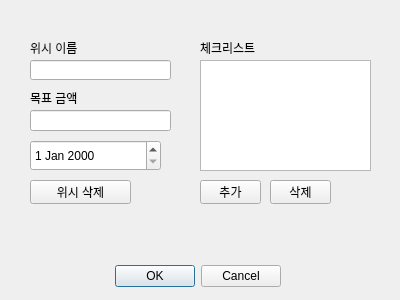
Old version of the form wishdialog.ui in the repository kangday0705-alt/wishlist.
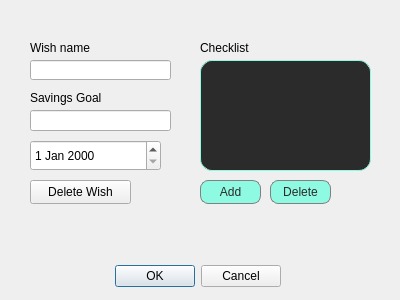
New version of the form.

Commit message: add history dialog and improve wish list UI

```diff
--- a/wishdialog.ui
+++ b/wishdialog.ui
@@ -48,6 +48,24 @@
      <height>111</height>
     </rect>
    </property>
+   <property name="styleSheet">
+    <string notr="true">QListWidget {
+    background-color: #2B2B2B;
+    border: 1px solid #8EFAE1;
+    border-radius: 12px;
+    padding: 6px;
+}
+
+QListWidget::item {
+    padding: 4px;
+    border: none;
+}
+
+QListWidget::item:selected {
+    background-color: #3A514B;
+    border-radius: 6px;
+}</string>
+   </property>
   </widget>
   <widget class="QLineEdit" name="balanceEdit">
    <property name="geometry">
@@ -81,8 +99,14 @@
      <height>24</height>
     </rect>
    </property>
+   <property name="styleSheet">
+    <string notr="true">border: 1px solid gray;
+border-radius: 8px;
+background-color: #8EFAE1;
+color: #2B2B2B;</string>
+   </property>
    <property name="text">
-    <string>추가</string>
+    <string>Add</string>
    </property>
   </widget>
   <widget class="QPushButton" name="btndelete">
@@ -94,8 +118,14 @@
      <height>24</height>
     </rect>
    </property>
+   <property name="styleSheet">
+    <string notr="true">border: 1px solid gray;
+border-radius: 8px;
+background-color: #8EFAE1;
+color: #2B2B2B;</string>
+   </property>
    <property name="text">
-    <string>삭제</string>
+    <string>Delete</string>
    </property>
   </widget>
   <widget class="QPushButton" name="pushButton">
@@ -108,7 +138,7 @@
     </rect>
    </property>
    <property name="text">
-    <string>위시 삭제</string>
+    <string>Delete Wish</string>
    </property>
   </widget>
   <widget class="QLabel" name="label">
@@ -116,12 +146,12 @@
     <rect>
      <x>30</x>
      <y>40</y>
-     <width>51</width>
+     <width>71</width>
      <height>16</height>
     </rect>
    </property>
    <property name="text">
-    <string>위시 이름</string>
+    <string>Wish name</string>
    </property>
   </widget>
   <widget class="QLabel" name="label_2">
@@ -129,12 +159,12 @@
     <rect>
      <x>30</x>
      <y>90</y>
-     <width>51</width>
+     <width>81</width>
      <height>16</height>
     </rect>
    </property>
    <property name="text">
-    <string>목표 금액</string>
+    <string>Savings Goal</string>
    </property>
   </widget>
   <widget class="QLabel" name="label_3">
@@ -147,7 +177,7 @@
     </rect>
    </property>
    <property name="text">
-    <string>체크리스트</string>
+    <string>Checklist</string>
    </property>
   </widget>
  </widget>
```
The commit also changes 8 other files.
